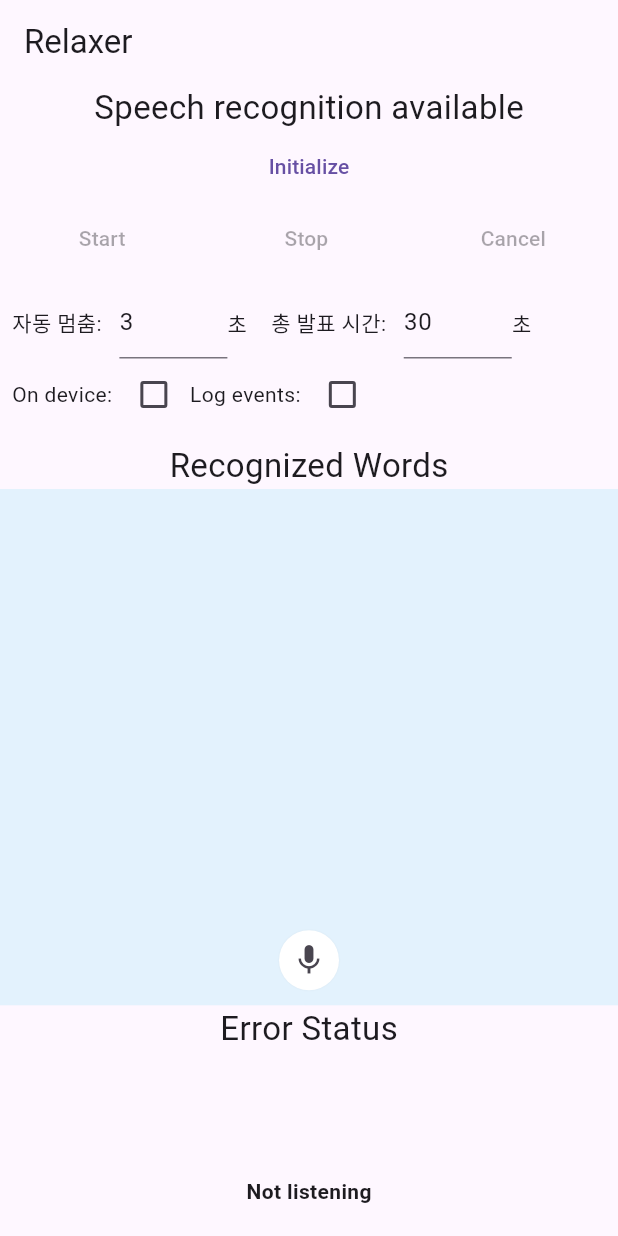
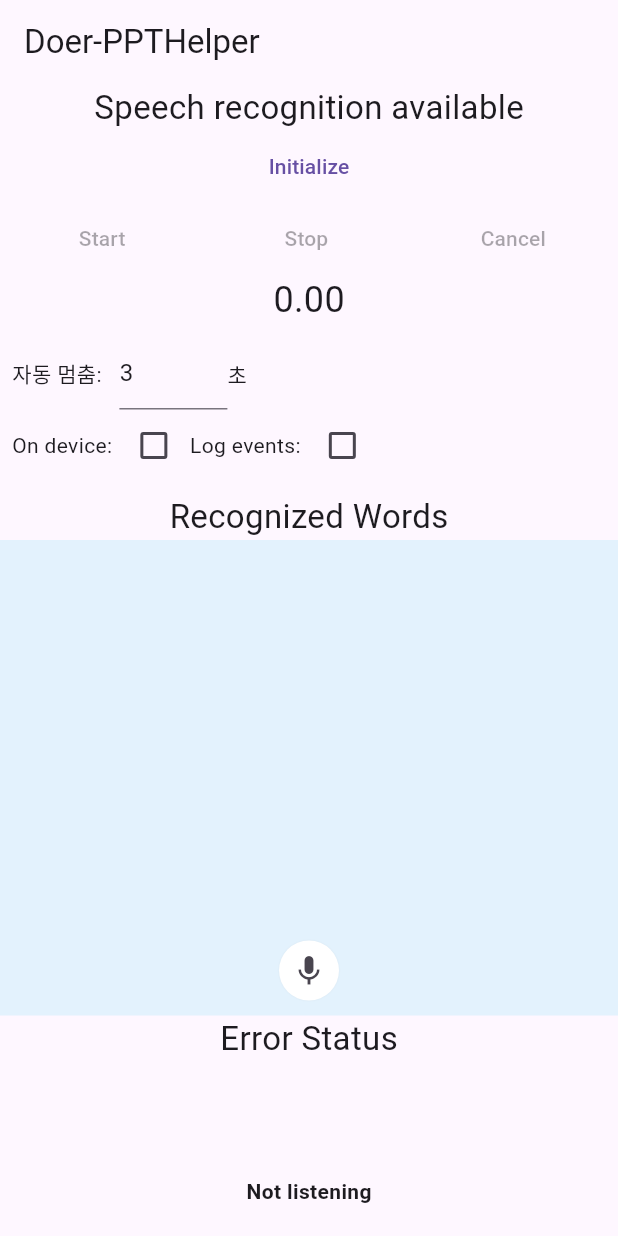
Before and after one commit to npresent/DOER, a Flutter app: the screen it shows after launch, on a phone screen of 412 x 824 dp. Run offline on Flutter 3.47's test engine with Material 3 defaults, Android fonts, the phone set to English and light mode, and no system bars; our stand-ins replace speech_to_text.

Commit message:
23.12.21(1)

```diff
--- a/lib/main.dart
+++ b/lib/main.dart
@@ -78,7 +78,7 @@
     return MaterialApp(
       home: Scaffold(
         appBar: AppBar(
-          title: const Text('Relaxer'),
+          title: const Text('Doer-PPTHelper'),
         ),
         body: Column(children: [
           const HeaderWidget(),
@@ -329,9 +329,10 @@
 }
 
 /// Controls to start and stop speech recognition
+// ignore: must_be_immutable
 class SpeechControlWidget extends StatelessWidget {
-  const SpeechControlWidget(this.hasSpeech, this.isListening,
-      this.startListening, this.stopListening, this.cancelListening,
+  SpeechControlWidget(this.hasSpeech, this.isListening, this.startListening,
+      this.stopListening, this.cancelListening,
       {super.key});
 
   final bool hasSpeech;
@@ -340,17 +341,51 @@
   final void Function() stopListening;
   final void Function() cancelListening;
 
+  Timer? _timer; // 타이머
+
+  var _time = 0; // 0.01초마다 1씩 증가시킬 정수형 변수
+  var _isRunning = false; // 현재 시작 상태를 나타낼 불리언 변수
+
+  // 시작 또는 일시정지 버튼 클릭
+  void onClick() {
+    _isRunning = !_isRunning; // 상태 반전
+    if (_isRunning) {
+      _start();
+      startListening();
+    } else {
+      _pause();
+      stopListening();
+    }
+  }
+
+  // 타이머 시작 1/100초에 한 번씩 time 변수를 1증가
+
+  void _start() {
+    _timer = Timer.periodic(const Duration(milliseconds: 10), (timer) {
+      _time++;
+    });
+  }
+
+  // 타이머 취소
+  void _pause() {
+    _timer?.cancel();
+  }
+
   @override
   Widget build(BuildContext context) {
-    return Row(
+    var sec = _time ~/ 100; //초
+    var hundredth = '${_time % 100}'.padLeft(2, '0'); // 1/100초
+    return Column(
+      children: [
+        Row(
           mainAxisAlignment: MainAxisAlignment.spaceAround,
           children: <Widget>[
             TextButton(
-          onPressed: !hasSpeech || isListening ? null : startListening,
+              onPressed: !hasSpeech || isListening ? null : onClick,
               child: const Text('Start'),
             ),
             TextButton(
-          onPressed: isListening ? stopListening : null,
+              onPressed: isListening ? onClick : null,
               child: const Text('Stop'),
             ),
             TextButton(
@@ -358,10 +393,16 @@
               child: const Text('Cancel'),
             )
           ],
+        ),
+        Text('$sec.$hundredth', style: const TextStyle(fontSize: 24)),
+      ],
     );
   }
 }
 
+//i want to make timer
+@immutable
+// ignore: must_be_immutable
 class SessionOptionsWidget extends StatelessWidget {
   const SessionOptionsWidget(
       this.currentLocaleId,
@@ -400,16 +441,6 @@
                   width: 80,
                   child: TextFormField(
                     controller: pauseForController,
-                  )),
-              const Text('초'),
-              Container(
-                  padding: const EdgeInsets.only(left: 16),
-                  child: const Text('총 발표 시간: ')),
-              Container(
-                  padding: const EdgeInsets.only(left: 8),
-                  width: 80,
-                  child: TextFormField(
-                    controller: listenForController,
                   )),
               const Text('초'),
             ],
```
Also changed, not shown: firebase.json (added), pubspec.lock, 6 other files. Lines whose indentation alone changed are shown as unchanged.
